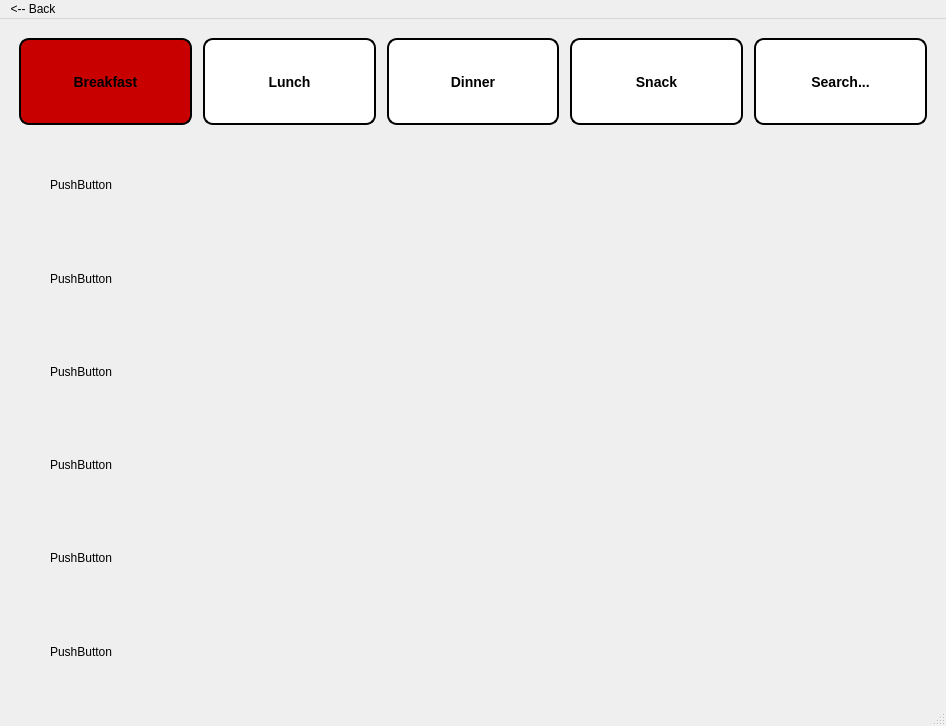
Qt form UiForms/browseScreen.ui (concastor/Recipe-Book-Creator) before a commit.
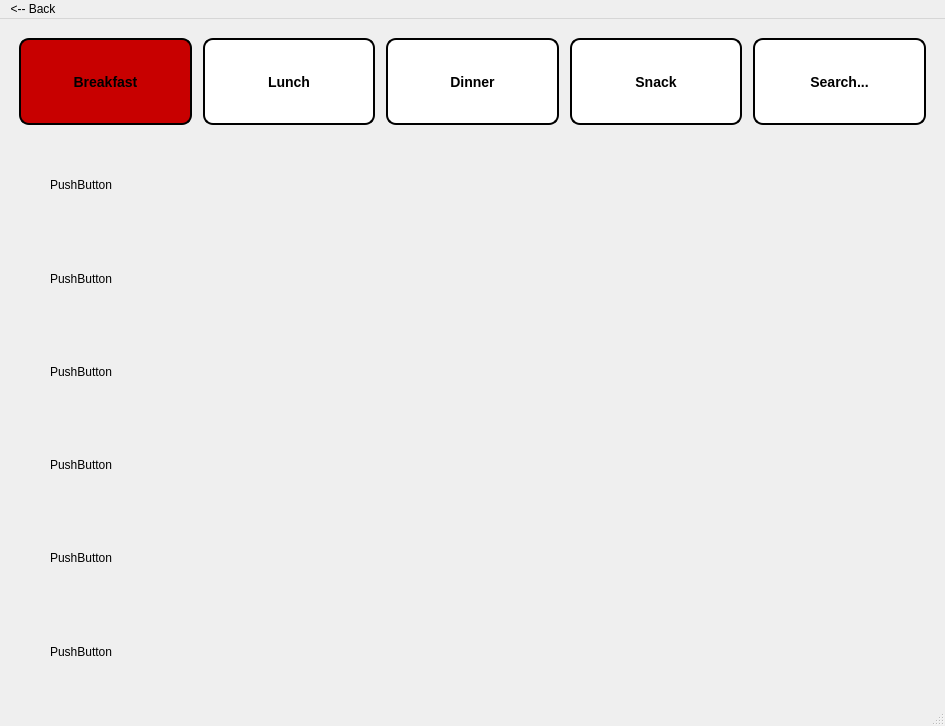
The same form after that commit. Icons and pictures are not drawn.

Patch:
```diff
--- a/UiForms/browseScreen.ui
+++ b/UiForms/browseScreen.ui
@@ -6,7 +6,7 @@
    <rect>
     <x>0</x>
     <y>0</y>
-    <width>946</width>
+    <width>945</width>
     <height>726</height>
    </rect>
   </property>
@@ -771,7 +771,7 @@
     <rect>
      <x>0</x>
      <y>0</y>
-     <width>946</width>
+     <width>945</width>
      <height>21</height>
     </rect>
    </property>
```
Left out of the diff: 10 changed lines with no effect on the pictures.
